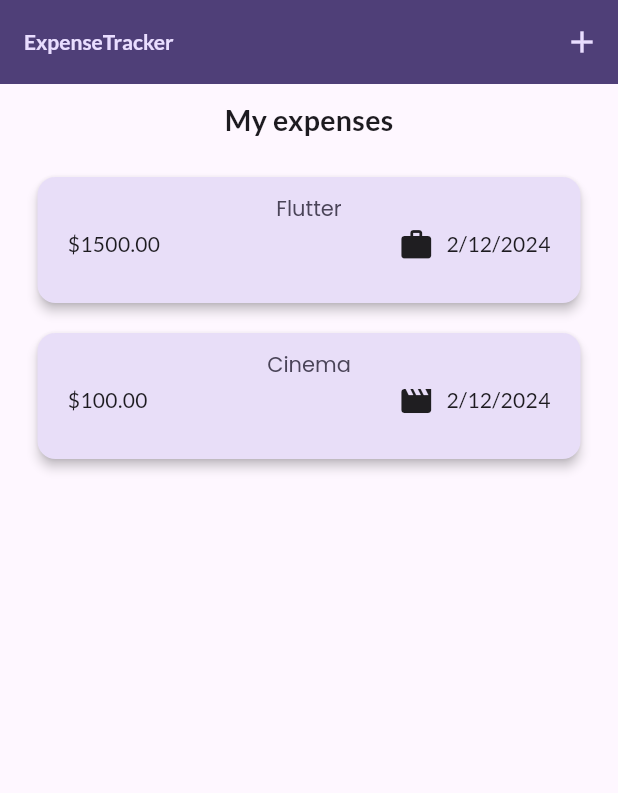
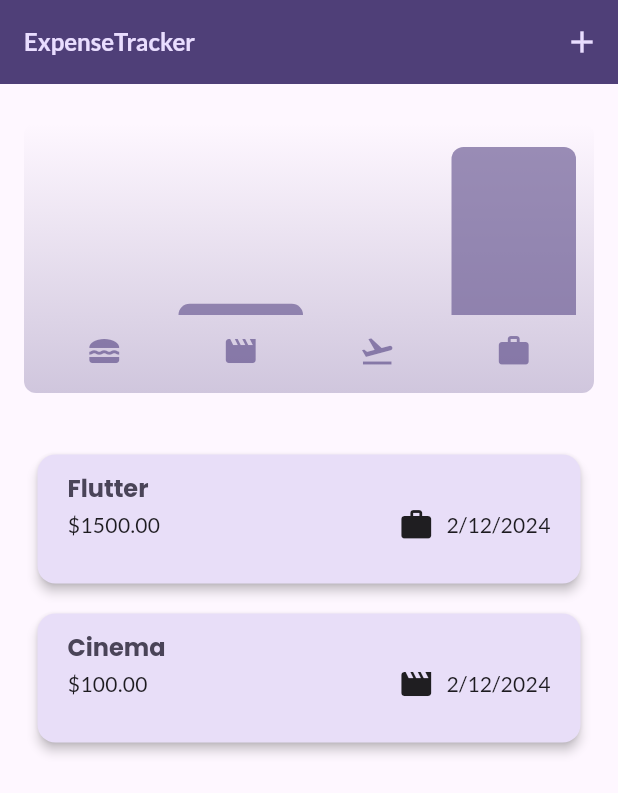
Before and after one commit to davidkalipe/Expend-Tracker, a Flutter app: the screen it shows after launch, on a phone screen of 412 x 824 dp. Shown: the top 793 px of the screen. Run offline on Flutter 3.47's test engine with Material 3 defaults, Android fonts, the phone set to English and light mode, and no system bars; our stand-ins replace gap, google_fonts.

Commit message:
expense bucket init

```diff
--- a/lib/main.dart
+++ b/lib/main.dart
@@ -5,7 +5,26 @@ import 'package:google_fonts/google_fonts.dart';
 var kColorScheme =
     ColorScheme.fromSeed(seedColor: const Color.fromARGB(255, 96, 59, 181));
 
+var kDarkColorScheme =
+    ColorScheme.fromSeed(
+      brightness: Brightness.dark,
+        seedColor: const Color.fromARGB(255, 5, 99, 125));
+
 void main() => runApp(MaterialApp(
+      darkTheme: ThemeData.dark().copyWith(
+        useMaterial3: true,
+        colorScheme: kDarkColorScheme,
+        cardTheme: const CardTheme().copyWith(
+          color: kDarkColorScheme.secondaryContainer,
+          margin: const EdgeInsets.symmetric(vertical: 10, horizontal: 10),
+        ),
+        elevatedButtonTheme: ElevatedButtonThemeData(
+          style: ElevatedButton.styleFrom(
+            backgroundColor: kDarkColorScheme.primaryContainer,
+            foregroundColor: kDarkColorScheme.onPrimaryContainer
+          ),
+        ),
+      ),
       theme: ThemeData().copyWith(
           useMaterial3: true,
           colorScheme: kColorScheme,
@@ -19,14 +38,16 @@ void main() => runApp(MaterialApp(
           ),
           elevatedButtonTheme: ElevatedButtonThemeData(
             style: ElevatedButton.styleFrom(
-              backgroundColor: kColorScheme.primaryContainer,
+                backgroundColor: kColorScheme.primaryContainer,
+                foregroundColor: kColorScheme.onPrimaryContainer
             ),
           ),
           textTheme: ThemeData().textTheme.copyWith(
               titleLarge: GoogleFonts.poppins(
                   color: kColorScheme.onSecondaryContainer,
-                  fontWeight: FontWeight.normal,
-                  fontSize: 14))),
+                  fontWeight: FontWeight.bold,
+                  fontSize: 16))),
       debugShowCheckedModeBanner: false,
+      //themeMode: ThemeMode.system,
       home: const Expenses(),
     ));
--- a/lib/models/expense.dart
+++ b/lib/models/expense.dart
@@ -16,11 +16,10 @@ const categoryIcons = {
 };
 
 class Expense {
-  Expense(
-      {required this.title,
-      required this.amount,
-      required this.date,
-      required this.category})
+  Expense({required this.title,
+    required this.amount,
+    required this.date,
+    required this.category})
       : id = uuid.v4();
 
   final String id;
@@ -33,3 +32,26 @@ class Expense {
     return formatter.format(date);
   }
 }
+
+class ExpenseBucket {
+  const ExpenseBucket({
+    required this.category,
+    required this.expenses,
+  });
+
+  ExpenseBucket.forCategory(List<Expense> allExpense, this.category)
+      : expenses = allExpense.where((expense) => expense.category == category)
+      .toList();
+
+  final Category category;
+  final List<Expense> expenses;
+
+  double get totalExpenses {
+    double sum = 0;
+
+    for (final expense in expenses) {
+      sum += expense.amount;
+    }
+    return sum;
+  }
+}
--- a/lib/screens/expenses.dart
+++ b/lib/screens/expenses.dart
@@ -4,6 +4,7 @@ import 'package:flutter/material.dart';
 import 'package:google_fonts/google_fonts.dart';
 
 import '../models/expense.dart';
+import '../widget/chart/chart.dart';
 
 class Expenses extends StatefulWidget {
   const Expenses({super.key});
@@ -92,11 +93,7 @@ class _ExpensesState extends State<Expenses> {
           //Toolbar with the Add button => Row
           Container(
             padding: const EdgeInsets.only(bottom: 15, top: 10),
-            child: Text(
-              'My expenses',
-              style:
-                  GoogleFonts.lato(fontWeight: FontWeight.bold, fontSize: 19),
-            ),
+            child: Chart(expenses: _registeredExpenses),
           ),
           Expanded(child: mainContent)
         ],
--- /dev/null
+++ b/lib/widget/chart/chart.dart
@@ -0,0 +1,94 @@
+import 'package:flutter/material.dart';
+import 'package:expense_tracker/widget/chart/chart_bar.dart';
+import 'package:expense_tracker/models/expense.dart';
+
+class Chart extends StatelessWidget {
+  const Chart({super.key, required this.expenses});
+
+  final List<Expense> expenses;
+
+  List<ExpenseBucket> get buckets {
+    return [
+      ExpenseBucket.forCategory(expenses, Category.food),
+      ExpenseBucket.forCategory(expenses, Category.leisure),
+      ExpenseBucket.forCategory(expenses, Category.travel),
+      ExpenseBucket.forCategory(expenses, Category.work),
+    ];
+  }
+
+  double get maxTotalExpense {
+    double maxTotalExpense = 0;
+
+    for (final bucket in buckets) {
+      if (bucket.totalExpenses > maxTotalExpense) {
+        maxTotalExpense = bucket.totalExpenses;
+      }
+    }
+
+    return maxTotalExpense;
+  }
+
+  @override
+  Widget build(BuildContext context) {
+    final isDarkMode =
+        MediaQuery.of(context).platformBrightness == Brightness.dark;
+    return Container(
+      margin: const EdgeInsets.all(16),
+      padding: const EdgeInsets.symmetric(
+        vertical: 16,
+        horizontal: 8,
+      ),
+      width: double.infinity,
+      height: 180,
+      decoration: BoxDecoration(
+        borderRadius: BorderRadius.circular(8),
+        gradient: LinearGradient(
+          colors: [
+            Theme.of(context).colorScheme.primary.withOpacity(0.3),
+            Theme.of(context).colorScheme.primary.withOpacity(0.0)
+          ],
+          begin: Alignment.bottomCenter,
+          end: Alignment.topCenter,
+        ),
+      ),
+      child: Column(
+        children: [
+          Expanded(
+            child: Row(
+              crossAxisAlignment: CrossAxisAlignment.end,
+              children: [
+                for (final bucket in buckets) // alternative to map()
+                  ChartBar(
+                    fill: bucket.totalExpenses == 0
+                        ? 0
+                        : bucket.totalExpenses / maxTotalExpense,
+                  )
+              ],
+            ),
+          ),
+          const SizedBox(height: 12),
+          Row(
+            children: buckets
+                .map(
+                  (bucket) => Expanded(
+                child: Padding(
+                  padding: const EdgeInsets.symmetric(horizontal: 4),
+                  child: Icon(
+                    categoryIcons[bucket.category],
+                    color: isDarkMode
+                        ? Theme.of(context).colorScheme.secondary
+                        : Theme.of(context)
+                        .colorScheme
+                        .primary
+                        .withOpacity(0.7),
+                  ),
+                ),
+              ),
+            )
+                .toList(),
+          )
+        ],
+      ),
+    );
+  }
+}
--- /dev/null
+++ b/lib/widget/chart/chart_bar.dart
@@ -0,0 +1,34 @@
+import 'package:flutter/material.dart';
+
+class ChartBar extends StatelessWidget {
+  const ChartBar({
+    super.key,
+    required this.fill,
+  });
+
+  final double fill;
+
+  @override
+  Widget build(BuildContext context) {
+    final isDarkMode =
+        MediaQuery.of(context).platformBrightness == Brightness.dark;
+    return Expanded(
+      child: Padding(
+        padding: const EdgeInsets.symmetric(horizontal: 4),
+        child: FractionallySizedBox(
+          heightFactor: fill,
+          child: DecoratedBox(
+            decoration: BoxDecoration(
+              shape: BoxShape.rectangle,
+              borderRadius:
+              const BorderRadius.vertical(top: Radius.circular(8)),
+              color: isDarkMode
+                  ? Theme.of(context).colorScheme.secondary
+                  : Theme.of(context).colorScheme.primary.withOpacity(0.65),
+            ),
+          ),
+        ),
+      ),
+    );
+  }
+}
--- a/lib/widget/expense_item.dart
+++ b/lib/widget/expense_item.dart
@@ -19,6 +19,7 @@ class ExpenseItem extends StatelessWidget {
         child: Padding(
           padding: const EdgeInsets.symmetric(horizontal: 20, vertical: 12),
           child: Column(
+            crossAxisAlignment: CrossAxisAlignment.start,
             children: [
               Text(
                 expense.title,
@@ -29,7 +30,7 @@ class ExpenseItem extends StatelessWidget {
                 children: [
                   Text(
                     '\$${expense.amount.toStringAsFixed(2)}',
-                    style: GoogleFonts.lato(fontWeight: FontWeight.w500),
+                    style: GoogleFonts.lato(fontWeight: FontWeight.w400),
                   ),
                   const Spacer(),
                   Row(
--- a/lib/widget/expenses_list.dart
+++ b/lib/widget/expenses_list.dart
@@ -17,6 +17,11 @@ class ExpensesList extends StatelessWidget {
       itemCount: expenses.length,
       itemBuilder: (ctx, index) => Dismissible(
         key: ValueKey(expenses[index]),
+        background: Container(
+          color: Theme.of(context).colorScheme.error.withOpacity(0.50),
+          margin: EdgeInsets.symmetric(
+              horizontal: Theme.of(context).cardTheme.margin!.horizontal),
+        ),
         onDismissed: (direction) {
           onRemoveExpense(expenses[index]);
         },
--- a/lib/widget/new_expense.dart
+++ b/lib/widget/new_expense.dart
@@ -1,6 +1,5 @@
 import 'package:flutter/material.dart';
 import 'package:gap/gap.dart';
-import 'package:intl/intl.dart';
 import 'package:expense_tracker/models/expense.dart';
 
 class NewExpense extends StatefulWidget {
@@ -76,7 +75,9 @@ class _NewExpenseState extends State<NewExpense> {
 
   @override
   Widget build(BuildContext context) {
-    return Padding(
+    return SizedBox(
+      height: 1500,
+      child: Container(
         padding: const EdgeInsets.fromLTRB(16, 48, 16, 16),
         child: Column(
           children: [
@@ -155,6 +156,7 @@ class _NewExpenseState extends State<NewExpense> {
             )
           ],
         ),
+      ),
     );
   }
 }
```
Lines whose indentation alone changed are shown as unchanged.
